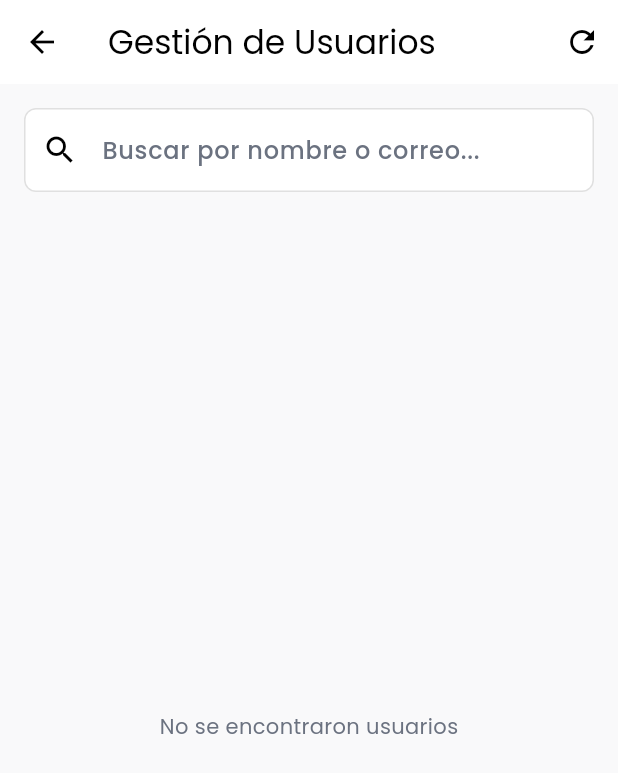
After one commit to JorgeMondragon2005/KritikFinal, a Flutter app: the AdminDashboardScreen screen opened directly, after a tap on "Gestión de Usuarios (Roles)", on a phone screen of 412 x 824 dp. The commit adds this screen. Shown: the top 773 px of the screen. Run offline on Flutter 3.47's test engine with Material 3 defaults, Android fonts, the phone set to English and light mode, and no system bars; our stand-ins replace cached_network_image, chewie, dio, file_picker, fl_chart, google_fonts and 6 more; accounts and stored records are empty; network calls fail.

Commit message:
UX Polish Vol 8: evaluations, admin roles, upload limits, pdf certificate

```diff
--- a/frontend_flutter/lib/models/user_model.dart
+++ b/frontend_flutter/lib/models/user_model.dart
@@ -3,7 +3,7 @@ class User {
   final String? email;
   final String? password;
   final String? fullName;
-  final String? role;
+  String? role;
   final String? telefono;
   final String? bio;
   final String? fotoPerfil;
--- a/frontend_flutter/lib/screens/admin_dashboard_screen.dart
+++ b/frontend_flutter/lib/screens/admin_dashboard_screen.dart
@@ -5,6 +5,7 @@ import 'package:flutter/material.dart';
 import 'package:file_picker/file_picker.dart';
 import '../models/project_model.dart';
 import '../services/api_service.dart';
+import 'admin_users_screen.dart' as admin_users;
 
 
 class AdminDashboardScreen extends StatefulWidget {
@@ -140,6 +141,15 @@ class _AdminDashboardScreenState extends State<AdminDashboardScreen> {
           ),
           const SizedBox(height: 12),
           OutlinedButton.icon(
+            onPressed: () {
+              Navigator.push(context, MaterialPageRoute(builder: (_) => const admin_users.AdminUsersScreen()));
+            },
+            icon: const Icon(Icons.people_outline),
+            label: const Text('Gestión de Usuarios (Roles)'),
+            style: OutlinedButton.styleFrom(foregroundColor: Colors.blueAccent),
+          ),
+          const SizedBox(height: 12),
+          OutlinedButton.icon(
             onPressed: _isImporting ? null : _loadDemoData,
             icon: const Icon(Icons.auto_awesome),
             label: const Text('Cargar Proyectos Demo'),
--- /dev/null
+++ b/frontend_flutter/lib/screens/admin_users_screen.dart
@@ -0,0 +1,153 @@
+import 'package:flutter/material.dart';
+import '../models/user_model.dart';
+import '../services/api_service.dart';
+import '../theme/app_theme.dart';
+
+class AdminUsersScreen extends StatefulWidget {
+  const AdminUsersScreen({super.key});
+
+  @override
+  State<AdminUsersScreen> createState() => _AdminUsersScreenState();
+}
+
+class _AdminUsersScreenState extends State<AdminUsersScreen> {
+  final ApiService _apiService = ApiService();
+  List<User>? _users;
+  List<User>? _filteredUsers;
+  bool _isLoading = true;
+  String _searchQuery = '';
+  final List<String> _roles = ['Student', 'Teacher', 'Evaluator', 'Admin'];
+
+  @override
+  void initState() {
+    super.initState();
+    _loadUsers();
+  }
+
+  Future<void> _loadUsers() async {
+    setState(() => _isLoading = true);
+    final users = await _apiService.getUsers();
+    if (mounted) {
+      setState(() {
+        _users = users;
+        _filteredUsers = users;
+        _isLoading = false;
+      });
+    }
+  }
+
+  void _filterUsers(String query) {
+    _searchQuery = query;
+    if (_users == null) return;
+
+    setState(() {
+      _filteredUsers = _users!.where((user) {
+        final name = (user.fullName ?? '').toLowerCase();
+        final email = (user.email ?? '').toLowerCase();
+        final q = query.toLowerCase();
+        return name.contains(q) || email.contains(q);
+      }).toList();
+    });
+  }
+
+  Future<void> _changeRole(User user, String newRole) async {
+    if (user.role == newRole) return;
+    if (user.id == null) return;
+
+    // Optimistic UI update
+    final oldRole = user.role;
+    setState(() {
+      user.role = newRole;
+    });
+
+    final success = await _apiService.updateUserRole(user.id!, newRole);
+    if (!mounted) return;
+
+    if (success) {
+      ScaffoldMessenger.of(context).showSnackBar(
+        const SnackBar(content: Text('Rol actualizado exitosamente')),
+      );
+    } else {
+      // Revert if failed
+      setState(() {
+        user.role = oldRole;
+      });
+      ScaffoldMessenger.of(context).showSnackBar(
+        const SnackBar(content: Text('Error al actualizar rol')),
+      );
+    }
+  }
+
+  @override
+  Widget build(BuildContext context) {
+    return Scaffold(
+      appBar: AppBar(
+        title: const Text('Gestión de Usuarios'),
+        actions: [
+          IconButton(
+            icon: const Icon(Icons.refresh),
+            onPressed: _loadUsers,
+          )
+        ],
+      ),
+      body: Column(
+        children: [
+          Padding(
+            padding: const EdgeInsets.all(16.0),
+            child: TextField(
+              decoration: InputDecoration(
+                hintText: 'Buscar por nombre o correo...',
+                prefixIcon: const Icon(Icons.search),
+                border: OutlineInputBorder(
+                  borderRadius: BorderRadius.circular(12),
+                ),
+                filled: true,
+                fillColor: AppColors.backgroundWhite,
+              ),
+              onChanged: _filterUsers,
+            ),
+          ),
+          Expanded(
+            child: _isLoading
+                ? const Center(child: CircularProgressIndicator())
+                : _filteredUsers == null || _filteredUsers!.isEmpty
+                    ? const Center(child: Text('No se encontraron usuarios'))
+                    : ListView.builder(
+                        itemCount: _filteredUsers!.length,
+                        itemBuilder: (context, index) {
+                          final user = _filteredUsers![index];
+                          return Card(
+                            margin: const EdgeInsets.symmetric(horizontal: 16, vertical: 6),
+                            child: ListTile(
+                              leading: CircleAvatar(
+                                backgroundColor: AppColors.primaryYellow.withOpacity(0.2),
+                                child: const Icon(Icons.person, color: AppColors.primaryYellow),
+                              ),
+                              title: Text(user.fullName ?? 'Sin Nombre', style: const TextStyle(fontWeight: FontWeight.bold)),
+                              subtitle: Text(user.email ?? 'Sin correo'),
+                              trailing: DropdownButton<String>(
+                                value: _roles.contains(user.role) ? user.role : 'Student',
+                                underline: const SizedBox(),
+                                icon: const Icon(Icons.arrow_drop_down, color: AppColors.primaryYellow),
+                                items: _roles.map((String value) {
+                                  return DropdownMenuItem<String>(
+                                    value: value,
+                                    child: Text(value, style: const TextStyle(fontSize: 14)),
+                                  );
+                                }).toList(),
+                                onChanged: (String? newValue) {
+                                  if (newValue != null) {
+                                    _changeRole(user, newValue);
+                                  }
+                                },
+                              ),
+                            ),
+                          );
+                        },
+                      ),
+          ),
+        ],
+      ),
+    );
+  }
+}
--- a/frontend_flutter/lib/services/api_service.dart
+++ b/frontend_flutter/lib/services/api_service.dart
@@ -264,6 +264,30 @@ class ApiService {
       return response.statusCode == 201 || response.statusCode == 200;
     } catch (e) {
       debugPrint('Create rubric error: $e');
+      return false;
+    }
+  }
+
+  Future<List<User>> getUsers() async {
+    try {
+      final response = await _dio.get('users');
+      if (response.statusCode == 200) {
+         final list = response.data as List;
+         return list.map((e) => User.fromJson(e)).toList();
+      }
+      return [];
+    } catch (e) {
+      debugPrint('Error fetching users: $e');
+      return [];
+    }
+  }
+
+  Future<bool> updateUserRole(String userId, String newRole) async {
+    try {
+      final response = await _dio.put('users/$userId/role', data: {'role': newRole});
+      return response.statusCode == 200 || response.statusCode == 204;
+    } catch (e) {
+      debugPrint('Error updating user role: $e');
       return false;
     }
   }
```
Also changed, not shown: frontend_flutter/lib/screens/project_detail_screen.dart (+20 -0 lines), frontend_flutter/lib/screens/student_upload_screen.dart (+26 -1 lines), frontend_flutter/lib/services/pdf_service.dart (+36 -23 lines), 2 other files.
